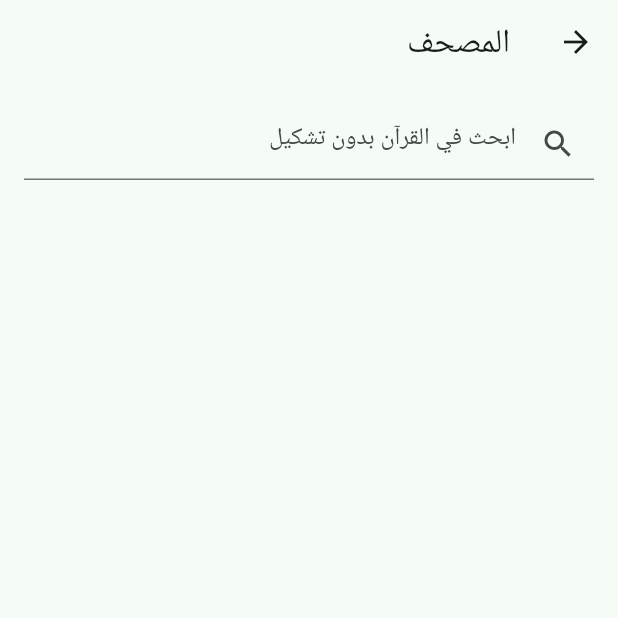
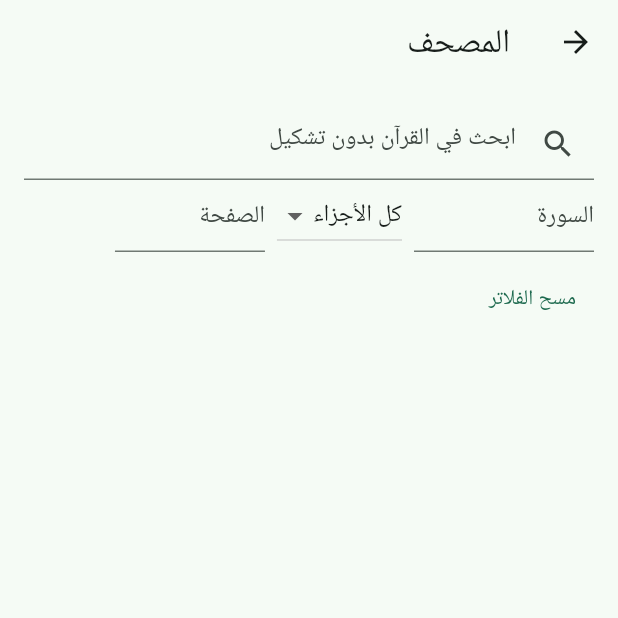
Before and after one commit to khalidezzat71/Mishkat, a Flutter app: the QuranScreen screen opened directly, on a phone screen of 412 x 824 dp, the top half of it. Run offline on Flutter 3.47's test engine with Material 3 defaults, Android fonts, the phone set to English and light mode, and no system bars; our stand-ins replace dio, drift, drift_flutter, flutter_local_notifications, flutter_riverpod, go_router and 5 more; missing offline and left inert: adhan_dart, encrypt, home_widget, record; accounts and stored records are empty; generated files the repository leaves out were written again; statements that could not run were skipped.

Commit message:
Wire local Quran search filters into Flutter UI

```diff
--- a/lib/features/quran/presentation/quran_providers.dart
+++ b/lib/features/quran/presentation/quran_providers.dart
@@ -24,6 +24,18 @@ final quranSearchProvider = FutureProvider.family<List<int>, String>((
   await ref.watch(quranReadyProvider.future);
   return ref.watch(quranRepositoryProvider).search(query);
 });
+
+typedef QuranQuery = ({String term, AyahFilter filter});
+
+/// بحث محلي بالكامل: FTS5 ثم فلترة سورة/جزء/صفحة/حزب على الجهاز.
+final quranFilteredSearchProvider =
+    FutureProvider.family<List<int>, QuranQuery>((ref, query) async {
+      if (query.term.trim().isEmpty) return <int>[];
+      await ref.watch(quranReadyProvider.future);
+      return ref
+          .watch(quranRepositoryProvider)
+          .search(query.term, filter: query.filter);
+    });
 
 /// النص الحرفي من Tanzil — لا يُعدَّل عند البحث ولا عند العرض.
 final ayahTextProvider = FutureProvider.family<String?, int>((
--- a/lib/features/quran/presentation/quran_screen.dart
+++ b/lib/features/quran/presentation/quran_screen.dart
@@ -17,18 +17,39 @@ class QuranScreen extends ConsumerStatefulWidget {
 
 class _QuranScreenState extends ConsumerState<QuranScreen> {
   final _controller = TextEditingController();
+  final _surahController = TextEditingController();
+  final _pageController = TextEditingController();
+  int? _selectedJuz;
   int? _selectedAyahId;
 
   @override
   void dispose() {
     _controller.dispose();
+    _surahController.dispose();
+    _pageController.dispose();
     super.dispose();
   }
+
+  int? _bounded(String text, int min, int max) {
+    final value = int.tryParse(text.trim());
+    return value != null && value >= min && value <= max ? value : null;
+  }
+
+  AyahFilter get _localFilter => AyahFilter(
+    surahId: _bounded(_surahController.text, 1, 114),
+    juz: _selectedJuz,
+    page: _bounded(_pageController.text, 1, 604),
+  );
 
   @override
   Widget build(BuildContext context) {
     final l10n = AppLocalizations.of(context)!;
-    final results = ref.watch(quranSearchProvider(_controller.text.trim()));
+    final results = ref.watch(
+      quranFilteredSearchProvider((
+        term: _controller.text.trim(),
+        filter: _localFilter,
+      )),
+    );
     final tafsirEnabled = ref.watch(optInProvider(OptInKey.tafsir));
     final wordSyncEnabled = ref.watch(optInProvider(OptInKey.wordSync));
     final selected = _selectedAyahId;
@@ -47,6 +68,58 @@ class _QuranScreenState extends ConsumerState<QuranScreen> {
                 prefixIcon: const Icon(Icons.search),
               ),
               onChanged: (_) => setState(() {}),
+            ),
+            Wrap(
+              spacing: 8,
+              runSpacing: 8,
+              crossAxisAlignment: WrapCrossAlignment.center,
+              children: [
+                SizedBox(
+                  width: 120,
+                  child: TextField(
+                    controller: _surahController,
+                    keyboardType: TextInputType.number,
+                    decoration: InputDecoration(
+                      labelText: l10n.filterBySurah,
+                      isDense: true,
+                    ),
+                    onChanged: (_) => setState(() {}),
+                  ),
+                ),
+                DropdownButton<int?>(
+                  value: _selectedJuz,
+                  hint: Text(l10n.filterByJuz),
+                  items: [
+                    DropdownMenuItem<int?>(
+                      value: null,
+                      child: Text(l10n.allJuz),
+                    ),
+                    for (var juz = 1; juz <= 30; juz++)
+                      DropdownMenuItem<int?>(value: juz, child: Text('$juz')),
+                  ],
+                  onChanged: (value) => setState(() => _selectedJuz = value),
+                ),
+                SizedBox(
+                  width: 100,
+                  child: TextField(
+                    controller: _pageController,
+                    keyboardType: TextInputType.number,
+                    decoration: InputDecoration(
+                      labelText: l10n.filterByPage,
+                      isDense: true,
+                    ),
+                    onChanged: (_) => setState(() {}),
+                  ),
+                ),
+                TextButton(
+                  onPressed: () => setState(() {
+                    _surahController.clear();
+                    _pageController.clear();
+                    _selectedJuz = null;
+                  }),
+                  child: Text(l10n.clearFilters),
+                ),
+              ],
             ),
             if (ref.watch(optInProvider(OptInKey.wordSync)) &&
                 !isAiProxyConfigured)
--- a/lib/l10n/app_ar.arb
+++ b/lib/l10n/app_ar.arb
@@ -108,5 +108,10 @@
   "qualityMastered": "متقن",
   "qualityGood": "جيد",
   "qualityNeedsReview": "يحتاج مراجعة",
-  "gazePermissionDenied": "تعذّر تفعيل تتبّع النظر"
+  "gazePermissionDenied": "تعذّر تفعيل تتبّع النظر",
+  "filterByJuz": "الجزء",
+  "filterBySurah": "السورة",
+  "filterByPage": "الصفحة",
+  "allJuz": "كل الأجزاء",
+  "clearFilters": "مسح الفلاتر"
 }
--- a/packages/mishkat_core/lib/src/quran_filters.dart
+++ b/packages/mishkat_core/lib/src/quran_filters.dart
@@ -43,6 +43,17 @@ class AyahFilter {
     }
   }
 
+  @override
+  bool operator ==(Object other) =>
+      other is AyahFilter &&
+      other.surahId == surahId &&
+      other.juz == juz &&
+      other.page == page &&
+      other.hizb == hizb;
+
+  @override
+  int get hashCode => Object.hash(surahId, juz, page, hizb);
+
   bool matches(AyahMetadata ayah) =>
       (surahId == null || ayah.surahId == surahId) &&
       (juz == null || ayah.juz == juz) &&
```
Also changed, not shown: lib/features/quran/data/quran_repository.dart (+23 -1 lines), lib/l10n/app_en.arb (+6 -1 lines), lib/l10n/app_fr.arb (+6 -1 lines), lib/l10n/app_id.arb (+6 -1 lines), lib/l10n/app_ur.arb (+6 -1 lines), 4 other files.
